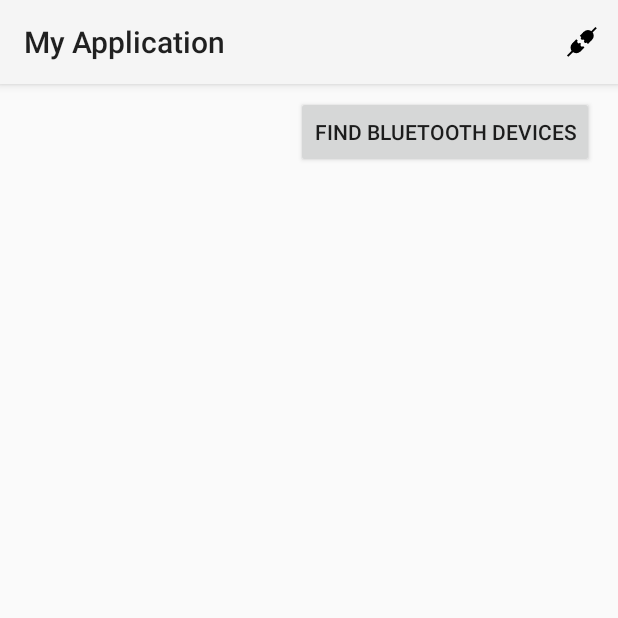
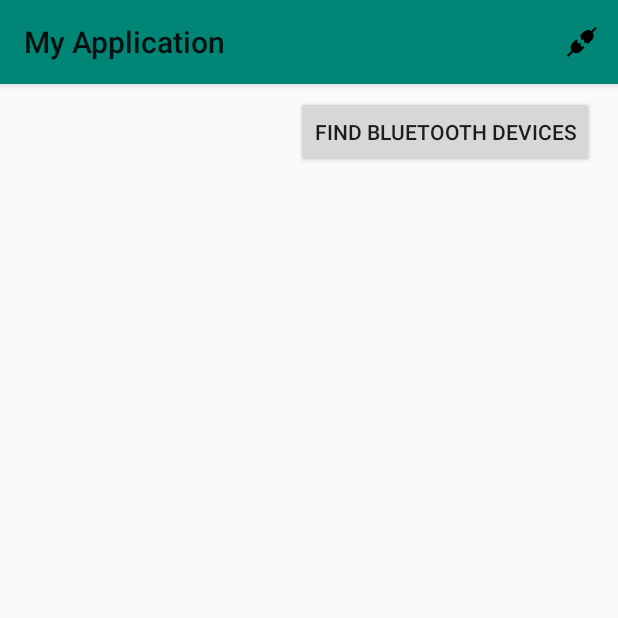
Before and after one commit to GyrocopterLLC/InitialAndroidHBD, an Android app: the screen it shows after launch (MainActivity), on a phone screen of 412 x 824 dp, the top half of it. Run offline under Robolectric (Android 15) with nearby library versions, the phone set to English and light mode, and no system bars.

Commit message:
Fixed colors and an icon's transparency.

```diff
--- a/app/src/main/res/drawable/ic_connect_drawing.xml
+++ b/app/src/main/res/drawable/ic_connect_drawing.xml
@@ -13,16 +13,10 @@
         android:pathData="M317.875,258.168m-16.016,16.016a22.649,22.649 0,1 1,32.031 -32.031a22.649,22.649 0,1 1,-32.031 32.031"
         android:strokeColor="#00000000" android:strokeWidth="0.926"/>
     <path android:fillAlpha="1" android:fillColor="#000000"
-        android:pathData="M121.685,286.195l60.058,-60.058l120.116,120.116l-60.058,60.058z"
+        android:pathData="M181.742,226.137L121.686,286.195L241.801,406.311L301.859,346.254L281.84,326.234A22.649,22.649 0,0 1,249.809 326.234A22.649,22.649 0,0 1,249.809 294.203L233.793,278.188A22.649,22.649 0,0 1,201.762 278.188A22.649,22.649 0,0 1,201.762 246.156L181.742,226.137z"
         android:strokeColor="#00000000" android:strokeWidth="0.926"/>
     <path android:fillAlpha="1" android:fillColor="#000000"
-        android:pathData="M181.743,346.253m-60.058,60.058a84.935,84.935 0,1 1,120.116 -120.116a84.935,84.935 0,1 1,-120.116 120.116"
-        android:strokeColor="#00000000" android:strokeWidth="0.926"/>
-    <path android:fillAlpha="1" android:fillColor="#ffffff"
-        android:pathData="M217.778,262.172m-16.016,16.016a22.649,22.649 0,1 1,32.031 -32.031a22.649,22.649 0,1 1,-32.031 32.031"
-        android:strokeColor="#00000000" android:strokeWidth="0.926"/>
-    <path android:fillAlpha="1" android:fillColor="#ffffff"
-        android:pathData="M265.824,310.218m-16.016,16.016a22.649,22.649 0,1 1,32.031 -32.031a22.649,22.649 0,1 1,-32.031 32.031"
+        android:pathData="M173.781,261.725A84.935,84.935 0,0 0,121.686 286.195A84.935,84.935 0,0 0,121.686 406.311A84.935,84.935 0,0 0,241.801 406.311A84.935,84.935 0,0 0,259.756 379.75L252.652,386.854L150.652,284.854L173.781,261.725z"
         android:strokeColor="#00000000" android:strokeWidth="0.926"/>
     <path android:fillAlpha="1" android:fillColor="#000000"
         android:pathData="M43.609,464.367l80.078,-80.078l20.019,20.019l-80.078,80.078z"
--- a/app/src/main/res/layout/activity_display_message.xml
+++ b/app/src/main/res/layout/activity_display_message.xml
@@ -11,7 +11,7 @@
         android:id="@+id/disp_message_toolbar"
         android:layout_width="match_parent"
         android:layout_height="?attr/actionBarSize"
-        android:background="?attr/colorPrimary"
+        android:background="@color/colorPrimary"
         android:elevation="4dp"
         android:theme="@style/ThemeOverlay.AppCompat.ActionBar"
         app:layout_constraintStart_toStartOf="parent"
--- a/app/src/main/res/layout/activity_main.xml
+++ b/app/src/main/res/layout/activity_main.xml
@@ -11,9 +11,8 @@
         android:id="@+id/toolbar"
         android:layout_width="match_parent"
         android:layout_height="?attr/actionBarSize"
-        android:background="?attr/colorPrimary"
+        android:background="@color/colorPrimary"
         android:elevation="4dp"
-        android:theme="@style/ThemeOverlay.AppCompat.ActionBar"
         app:layout_constraintStart_toStartOf="parent"
         app:layout_constraintTop_toTopOf="parent"
         app:popupTheme="@style/Theme.AppCompat.Light" />
--- a/app/src/main/res/values/styles.xml
+++ b/app/src/main/res/values/styles.xml
@@ -1,7 +1,7 @@
 <resources>
 
     <!-- Base application theme. -->
-    <style name="AppTheme" parent="Theme.AppCompat.Light.DarkActionBar">
+    <style name="AppTheme" parent="Theme.AppCompat.Light.NoActionBar">
         <!-- Customize your theme here. -->
         <item name="colorPrimary">@color/colorPrimary</item>
         <item name="colorPrimaryDark">@color/colorPrimaryDark</item>
```
